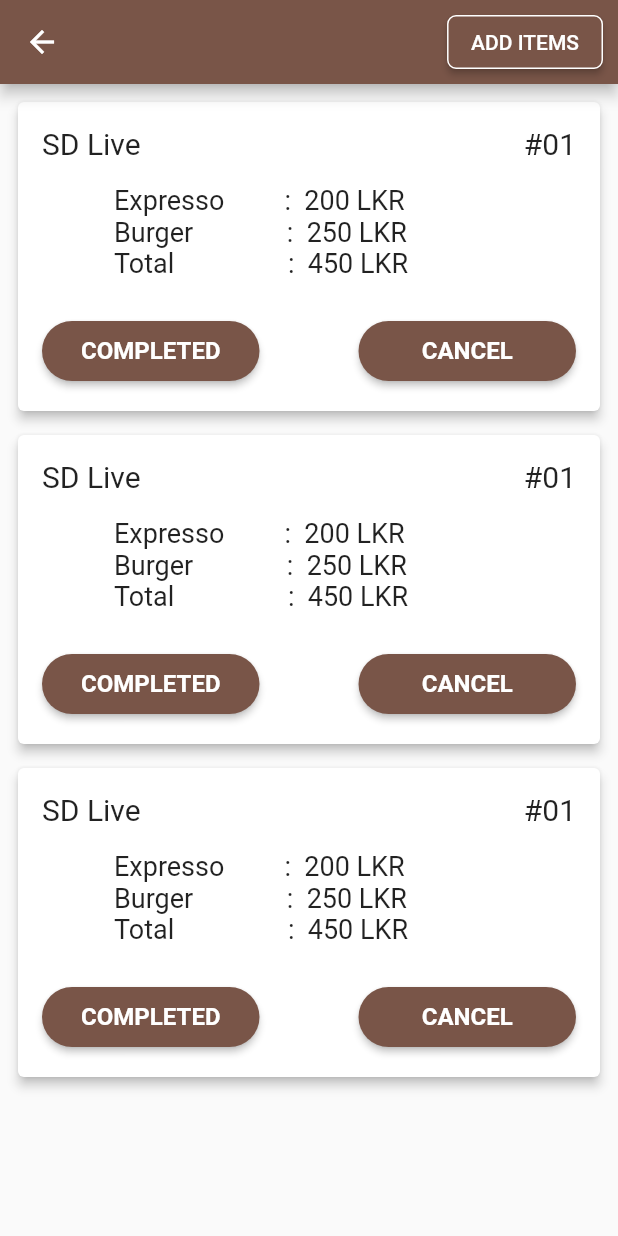
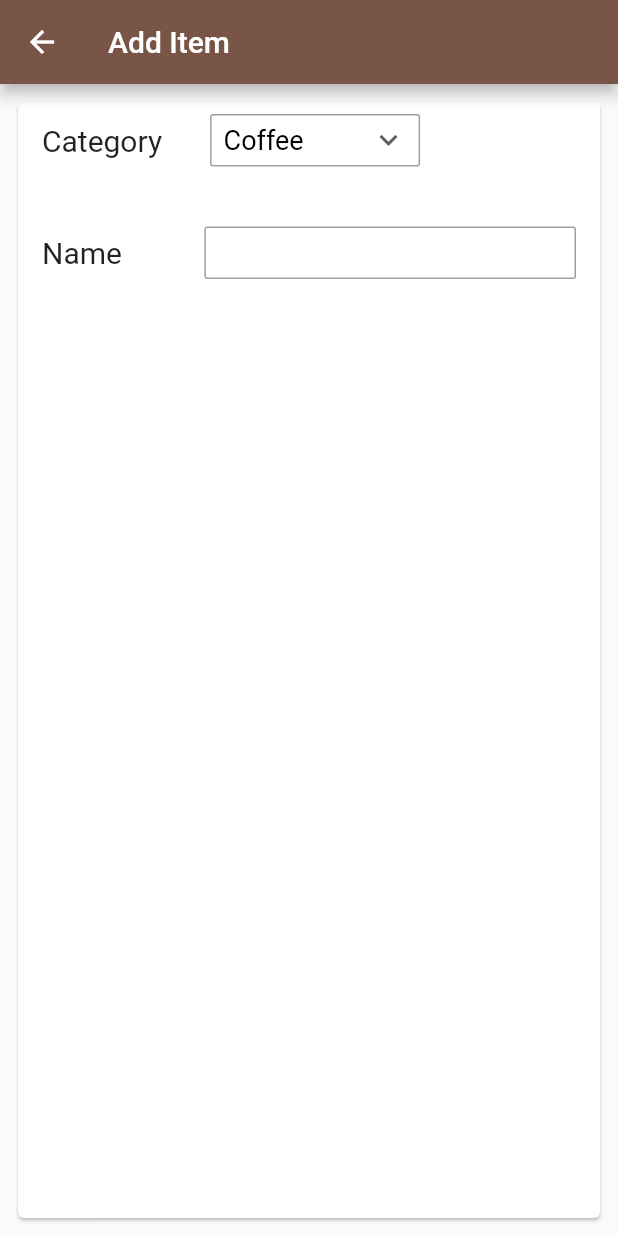
Before and after one commit to SithumDilanga/Coffee-Shop-App, a Flutter app: the AdminPage screen opened directly, after a tap on "ADD ITEMS", on a phone screen of 412 x 824 dp. Run offline on Flutter 3.47's test engine with Material 2 defaults, Android fonts, the phone set to English and light mode, and no system bars; our stand-ins replace cloud_firestore, firebase_auth, firebase_core, flutter_spinkit, fluttertoast, hexcolor; accounts and stored records are empty.

Commit message:
add item page started

```diff
--- /dev/null
+++ b/lib/main-pages/admin-pages/add_item.dart
@@ -0,0 +1,129 @@
+import 'package:flutter/material.dart';
+
+class AddItem extends StatefulWidget {
+  @override
+  _AddItemState createState() => _AddItemState();
+}
+
+class _AddItemState extends State<AddItem> {
+
+  String dropdownValue = 'Coffee';
+  final itemNameController = TextEditingController();
+
+  @override
+  Widget build(BuildContext context) {
+    return Scaffold(
+      appBar: AppBar(
+        title: Text('Add Item'),
+        backgroundColor: Colors.brown,
+      ),
+      body: Padding(
+        padding: const EdgeInsets.all(8.0),
+        child: Card(
+          child: Padding(
+            padding: const EdgeInsets.only(left: 16.0),
+            child: Column(
+              children: <Widget> [
+                Row(
+                  mainAxisAlignment: MainAxisAlignment.start,
+                  children: <Widget> [
+                    Text(
+                      'Category',
+                      style: TextStyle(
+                        fontSize: 20.0,
+                        fontWeight: FontWeight.w400,
+                      ),
+                    ),
+                    SizedBox(width: 24.0),
+                    Padding(
+                      padding: const EdgeInsets.all(8.0),
+                      child: Container(
+                        padding: EdgeInsets.only(left: 8.0, right: 8.0),
+                        height: 35,
+                        width: 140,
+                        decoration: BoxDecoration(
+                          border: Border.all(
+                            color: Colors.grey
+                          ),
+                          borderRadius: BorderRadius.circular(2.0)
+                        ),
+                        child: DropdownButtonHideUnderline(
+                          child: DropdownButton<String>(
+                            value: dropdownValue,
+                            icon: Icon(Icons.expand_more),
+                            iconSize: 24,
+                            elevation: 3,
+                            isDense: true,
+                            isExpanded: true,
+                            style: TextStyle(
+                              fontSize: 18.0,
+                              color: Colors.black,
+                            ),
+                            underline: Container(
+                              height: 2,
+                              color: Colors.brown[900],
+                            ),
+                            onChanged: (String newValue) {
+                              setState(() {
+                                dropdownValue = newValue;
+                              });
+                            },
+                            items: <String>['Coffee', 'Snacks', 'Desserts'].map<DropdownMenuItem<String>>((String value) {
+                              return DropdownMenuItem<String>(
+                                value: value,
+                                child: Text(value),
+                              );
+                            }
+                          ).toList(),
+                          ),
+                        ),
+                      ),
+                    ),
+                  ]
+                ),
+                SizedBox(height: 32.0),
+                Padding(
+                  padding: const EdgeInsets.only(right: 16.0),
+                  child: Row(
+                    children: <Widget> [
+                      Text(
+                        'Name',
+                        style: TextStyle(
+                          fontSize: 20.0,
+                          fontWeight: FontWeight.w400,
+                        ),
+                      ),
+                      SizedBox(width: 55.0), //TODO: find a way to align all input text fields
+                      Expanded(
+                        child: Container(
+                          height: 35.0,
+                          child: TextFormField(
+                            controller: itemNameController,
+                            style: TextStyle(
+                              fontSize: 16.0
+                            ),
+                            cursorColor: Colors.brown[500],
+                            decoration: InputDecoration(
+                              focusedBorder: OutlineInputBorder(
+                                borderSide: BorderSide(color: Colors.grey[800]),
+                                borderRadius: BorderRadius.circular(2)
+                              ),
+                              enabledBorder: OutlineInputBorder(
+                                borderSide: BorderSide(color: Colors.grey[500]),
+                                borderRadius: BorderRadius.circular(2)
+                              )
+                            ),
+                          ),
+                        ),
+                      )
+                    ]
+                  ),
+                )
+              ]
+            ),
+          )
+        ),
+      ),
+    );
+  }
+}
--- a/lib/main-pages/admin-pages/admin_page.dart
+++ b/lib/main-pages/admin-pages/admin_page.dart
@@ -1,3 +1,4 @@
+import 'package:coffee_shop_app/main-pages/admin-pages/add_item.dart';
 import 'package:flutter/material.dart';
 
 class AdminPage extends StatefulWidget {
@@ -28,7 +29,9 @@ class _AdminPageState extends State<AdminPage> {
                   color: Colors.white,
                 ),
               ),
-              onPressed: () {},
+              onPressed: () {
+                Navigator.push(context, MaterialPageRoute(builder: (context) => AddItem()));
+              },
             ),
           ),
         ],
```
